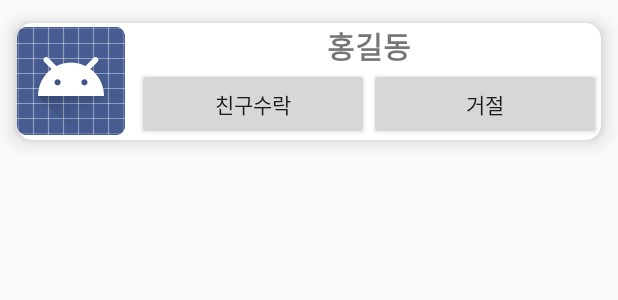
After one commit to jtm0609/BodyMonitoringApp, an Android app: the layout noti_item.xml on its own in the app's theme, with its tools: preview values and no code run, on a phone screen of 412 x 824 dp. The commit adds this screen. Shown: the top 300 px of the screen. Run offline under Robolectric (Android 15) with nearby library versions, the phone set to English and light mode, and no system bars; Roboto replaces fonts that are not available here.

Commit message:
프레그먼트 3 수정(친구수락 창 만듬)

```diff
--- a/Waist_guard_Project/app/src/main/java/com/jtmcompany/waist_guard_project/Model/User.java
+++ b/Waist_guard_Project/app/src/main/java/com/jtmcompany/waist_guard_project/Model/User.java
@@ -51,11 +51,11 @@ public class User {
     }
 
 
-    //데이터목록에 추가할때마다 다른키를 갖게하기위해 고유키생성하여 고유키+휴대폰번호를 해쉬맵에 추가
+    //updateChild()를할때 유저클래스의 uid를 이용함
     public Map<String, Object> toMap() {
         Map<String,Object> users = new HashMap<>();
-        //String key=mDatabase.child("유저").push().getKey();
-        users.put("userUid",userUid);
+        //String Key=mDatabase.child("유저").push().getKey();
+        users.put(userUid,userUid);
 
         return users;
     }
--- /dev/null
+++ b/Waist_guard_Project/app/src/main/res/layout/noti_item.xml
@@ -0,0 +1,68 @@
+<?xml version="1.0" encoding="utf-8"?>
+<LinearLayout xmlns:android="http://schemas.android.com/apk/res/android"
+    xmlns:app="http://schemas.android.com/apk/res-auto"
+    android:layout_width="match_parent"
+    android:layout_height="wrap_content"
+    android:orientation="vertical">
+
+    <androidx.cardview.widget.CardView
+        android:layout_width="match_parent"
+        android:layout_height="wrap_content"
+        android:layout_margin="0dp"
+        app:cardCornerRadius="10dp"
+        app:cardElevation="8dp"
+        app:cardUseCompatPadding="true">
+
+        <LinearLayout
+            android:layout_width="match_parent"
+            android:layout_height="match_parent"
+            android:layout_gravity="right"
+            android:layout_marginLeft="80sp"
+            android:orientation="vertical">
+
+            <TextView
+                android:id="@+id/Noti_Item_Name"
+                android:layout_width="match_parent"
+                android:layout_height="wrap_content"
+                android:layout_weight="1"
+                android:text="홍길동"
+                android:textStyle="bold"
+                android:textSize="20dp"
+                android:gravity="center"/>
+
+            <LinearLayout
+                android:layout_width="match_parent"
+                android:layout_height="wrap_content">
+                <Button
+                    android:id="@+id/friend_accept"
+                    android:layout_width="wrap_content"
+                    android:layout_height="wrap_content"
+                    android:layout_weight="1"
+                    android:text="친구수락"/>
+                <Button
+                    android:id="@+id/friend_deny"
+                    android:layout_width="wrap_content"
+                    android:layout_height="wrap_content"
+                    android:layout_weight="1"
+                    android:text="거절"/>
+
+            </LinearLayout>
+
+        </LinearLayout>
+
+        <LinearLayout
+            android:layout_width="wrap_content"
+            android:layout_height="match_parent"
+            android:orientation="horizontal">
+
+            <ImageView
+                android:id="@+id/noti_imageView"
+                android:layout_width="wrap_content"
+                android:layout_height="wrap_content"
+                android:layout_gravity="center"
+                android:layout_weight="1"
+                app:srcCompat="@android:drawable/sym_def_app_icon" />
+        </LinearLayout>
+
+    </androidx.cardview.widget.CardView>
+</LinearLayout>
--- a/Waist_guard_Project/settings.gradle
+++ b/Waist_guard_Project/settings.gradle
@@ -1,2 +1,2 @@
-include ':app'
+include ':app', ':studyandroid'
 rootProject.name='Waist_guard_Project'
```
Also changed, not shown: Waist_guard_Project/app/src/main/java/com/jtmcompany/waist_guard_project/Activity/recommend_friend_info.java (+3 -4 lines), Waist_guard_Project/app/src/main/java/com/jtmcompany/waist_guard_project/Fragment/notification_info.java (+60 -4 lines), Waist_guard_Project/app/src/main/java/com/jtmcompany/waist_guard_project/RecrclerView/NotiAdapter.java (added, +57 -0 lines), Waist_guard_Project/app/src/main/res/layout/activity_sensor_info.xml (+5 -4 lines), Waist_guard_Project/app/src/main/res/layout/fragment_notification_info.xml (+9 -7 lines), Waist_guard_Project/app/src/main/res/drawable/notiimg.png (added), 1 other file.
